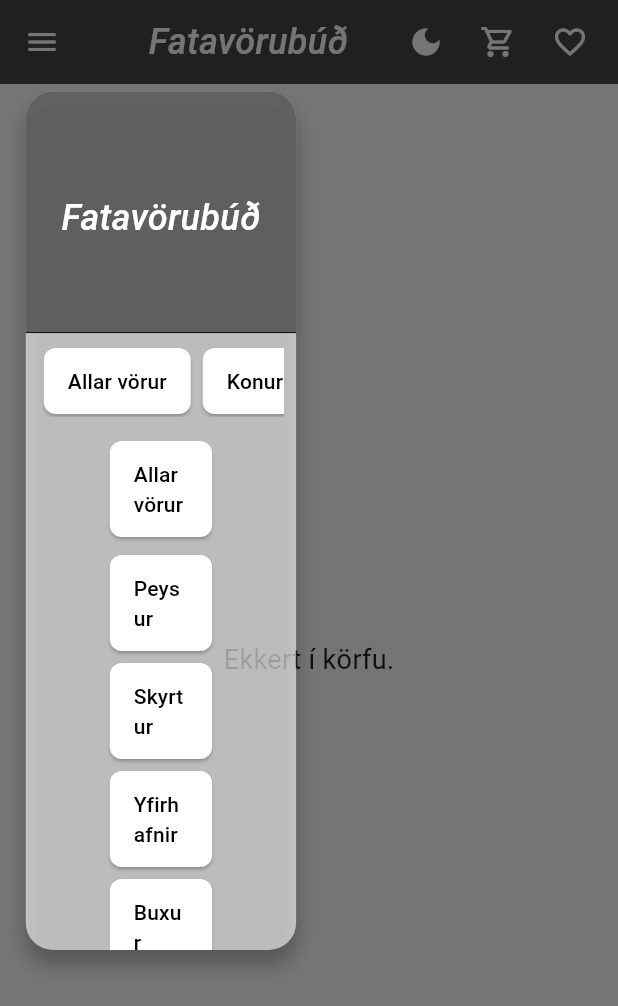
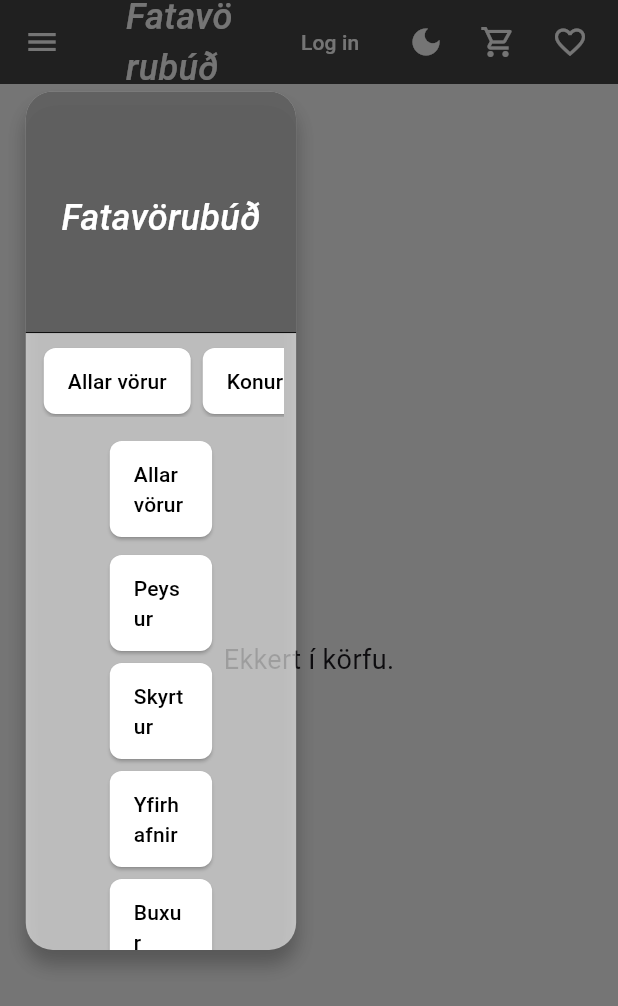
Before and after one commit to Sakacogu/website, a Flutter app: the CartPage screen opened directly, with the side drawer open, on a phone screen of 412 x 824 dp. Shown: the top 1006 px of the screen. Run offline on Flutter 3.47's test engine with Material 3 defaults, Android fonts, the phone set to English and light mode, and no system bars; our stand-ins replace google_fonts, shared_preferences; accounts and stored records are empty; network calls fail; Roboto replaces fonts that are missing (Besley).

Commit message:
bætti log in aftur inn og smá útlits breyting

```diff
--- a/lib/pages/product_detail_page.dart
+++ b/lib/pages/product_detail_page.dart
@@ -153,7 +153,10 @@ class _ProductDetailPageState extends State<ProductDetailPage> {
         const SizedBox(width: 16),
         Expanded(
           flex: 3,
+          child: Padding(
+          padding: const EdgeInsets.only(top: 200),
           child: _buildProductDetails(context, product, cartProvider),
+          ),
         ),
       ],
     );
--- a/lib/widgets/app_bar.dart
+++ b/lib/widgets/app_bar.dart
@@ -46,6 +46,18 @@ class MyAppBar extends StatelessWidget implements PreferredSizeWidget {
 
       // actions er svæðið hægra megin (hnappur til að skipta þema, karfan, hjartað).
       actions: [
+
+        // Log in takki sem á eftir að tengja
+        TextButton(
+          onPressed: () {},
+          child: Text('Log in',
+            style: TextStyle(
+                color: Theme.of(context).colorScheme.onPrimary
+            ),
+          ),
+        ),
+        const SizedBox(width: 8),
+
         // Theme toggle (ljóst vs. dimmt þema)
         IconButton(
           icon: Icon(
```
